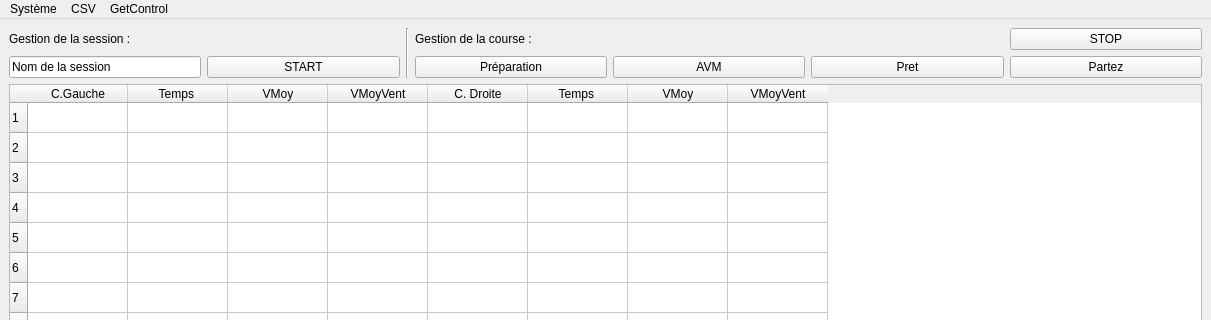
Old version of the form cihm.ui in the repository NatShot/LAB_pmv_IHM; both pictures show x 0 to 1211 and y 0 to 320 of the 1211 by 913 pixel window.
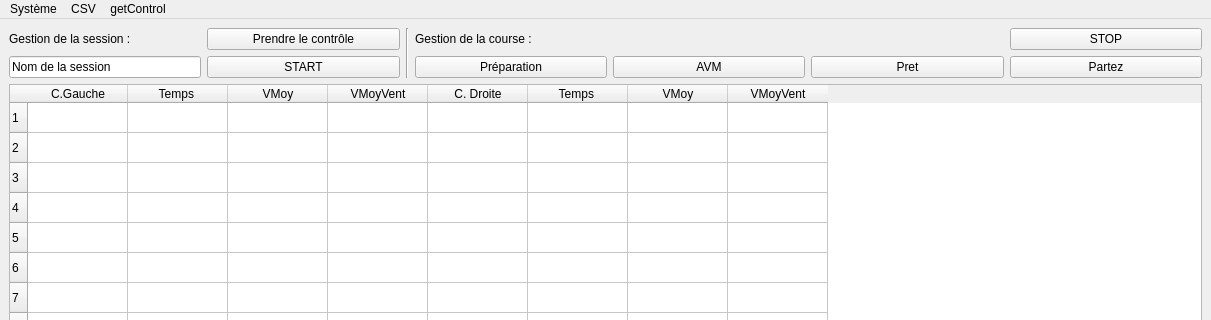
New version of the form.

```diff
--- a/cihm.ui
+++ b/cihm.ui
@@ -98,6 +98,13 @@
           </property>
          </widget>
         </item>
+        <item row="1" column="1">
+         <widget class="QPushButton" name="pbControl">
+          <property name="text">
+           <string>Prendre le contrôle</string>
+          </property>
+         </widget>
+        </item>
        </layout>
       </item>
       <item>
@@ -1238,15 +1245,15 @@
     <addaction name="actionImport_CSV"/>
     <addaction name="actionExportCSV"/>
    </widget>
-   <widget class="QMenu" name="menuGetControl">
+   <widget class="QMenu" name="menugetControl">
     <property name="title">
-     <string>GetControl</string>
+     <string>getControl</string>
     </property>
     <addaction name="actionGetControl"/>
    </widget>
    <addaction name="menuSyst_me"/>
    <addaction name="menuCSV"/>
-   <addaction name="menuGetControl"/>
+   <addaction name="menugetControl"/>
   </widget>
   <widget class="QStatusBar" name="statusbar"/>
   <action name="actionRedemarrage">
```
Left out of the diff: 7 changed lines with no effect on the pictures.
